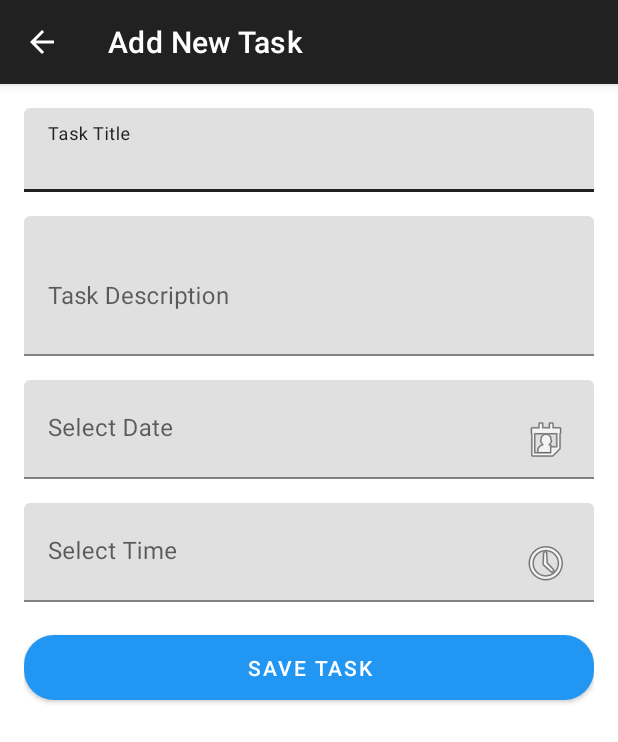
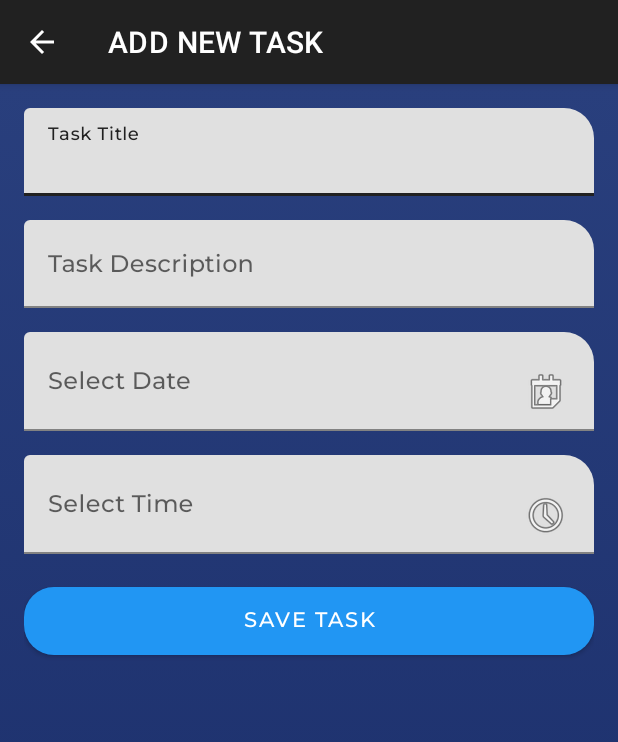
Before and after one commit to mazharidesky/Todo-list-Mobil, an Android app: the AddTaskActivity screen opened directly, with no data from a screen before it, on a phone screen of 412 x 824 dp. Shown: the top 742 px of the screen. Run offline under Robolectric (Android 15) with nearby library versions, the phone set to English and light mode, and no system bars.

Commit message:
fix: user interface

```diff
--- a/app/src/main/java/com/example/todolist/activities/AddTaskActivity.java
+++ b/app/src/main/java/com/example/todolist/activities/AddTaskActivity.java
@@ -43,7 +43,7 @@ public class AddTaskActivity extends AppCompatActivity {
 
         if (getSupportActionBar() != null) {
             getSupportActionBar().setDisplayHomeAsUpEnabled(true);
-            getSupportActionBar().setTitle("Add New Task");
+            getSupportActionBar().setTitle("ADD NEW TASK");
         }
     }
 
--- a/app/src/main/java/com/example/todolist/activities/MainActivity.java
+++ b/app/src/main/java/com/example/todolist/activities/MainActivity.java
@@ -4,6 +4,7 @@ import android.content.Intent;
 import android.content.pm.PackageManager;
 import android.os.Build;
 import android.os.Bundle;
+import android.view.View;
 import android.widget.Button;
 import androidx.appcompat.app.AppCompatActivity;
 import com.example.todolist.R;
@@ -14,6 +15,7 @@ public class MainActivity extends AppCompatActivity {
     protected void onCreate(Bundle savedInstanceState) {
         super.onCreate(savedInstanceState);
         setContentView(R.layout.activity_main);
+        getSupportActionBar().setTitle("TO DO LIST");
 
         Button addTaskBtn = findViewById(R.id.btnAddTask);
         Button viewTasksBtn = findViewById(R.id.btnViewTasks);
--- a/app/src/main/java/com/example/todolist/activities/TaskFilterActivity.java
+++ b/app/src/main/java/com/example/todolist/activities/TaskFilterActivity.java
@@ -33,7 +33,7 @@ public class TaskFilterActivity extends AppCompatActivity {
         // Set up action bar
         if (getSupportActionBar() != null) {
             getSupportActionBar().setDisplayHomeAsUpEnabled(true);
-            getSupportActionBar().setTitle("Task Statistics");
+            getSupportActionBar().setTitle("TASK STATISTICS");
         }
 
         // Initialize views
--- a/app/src/main/java/com/example/todolist/activities/TaskListActivity.java
+++ b/app/src/main/java/com/example/todolist/activities/TaskListActivity.java
@@ -24,7 +24,7 @@ public class TaskListActivity extends AppCompatActivity {
         // Set up action bar
         if (getSupportActionBar() != null) {
             getSupportActionBar().setDisplayHomeAsUpEnabled(true);
-            getSupportActionBar().setTitle("Task List");
+            getSupportActionBar().setTitle("TASK LIST");
         }
         // Initialize RecyclerView
         tasksRecyclerView = findViewById(R.id.tasksRecyclerView);
--- /dev/null
+++ b/app/src/main/res/drawable/background.xml
@@ -0,0 +1,12 @@
+<?xml version="1.0" encoding="utf-8"?>
+<selector xmlns:android="http://schemas.android.com/apk/res/android">
+    <item>
+        <shape>
+            <gradient
+                android:angle="90"
+                android:startColor="#182B67"
+                android:endColor="#293F7D"
+                android:type="linear" />
+        </shape>
+    </item>
+</selector>
--- a/app/src/main/res/layout/activity_add_task.xml
+++ b/app/src/main/res/layout/activity_add_task.xml
@@ -4,38 +4,46 @@
     android:layout_height="match_parent"
     xmlns:app="http://schemas.android.com/apk/res-auto"
     android:orientation="vertical"
-    android:padding="16dp">
+    android:padding="16dp"
+    android:background="@drawable/background"
+    >
 
     <com.google.android.material.textfield.TextInputLayout
         android:layout_width="match_parent"
         android:layout_height="wrap_content"
-        android:layout_marginBottom="16dp">
+        android:layout_marginBottom="16dp"
+        app:boxCornerRadiusTopEnd="20dp">
 
         <com.google.android.material.textfield.TextInputEditText
             android:id="@+id/taskInput"
             android:layout_width="match_parent"
             android:layout_height="wrap_content"
-            android:hint="Task Title"/>
+            android:inputType="textCapWords"
+            android:hint="Task Title"
+            android:fontFamily="@font/montserrat_medium"/>
     </com.google.android.material.textfield.TextInputLayout>
 
     <com.google.android.material.textfield.TextInputLayout
         android:layout_width="match_parent"
         android:layout_height="wrap_content"
-        android:layout_marginBottom="16dp">
+        android:layout_marginBottom="16dp"
+        app:boxCornerRadiusTopEnd="20dp">
 
         <com.google.android.material.textfield.TextInputEditText
             android:id="@+id/taskDescription"
             android:layout_width="match_parent"
             android:layout_height="wrap_content"
             android:hint="Task Description"
-            android:inputType="textMultiLine"
-            android:minLines="3"/>
+            android:inputType="textCapWords"
+            android:minLines="3"
+            android:fontFamily="@font/montserrat_medium"/>
     </com.google.android.material.textfield.TextInputLayout>
 
     <com.google.android.material.textfield.TextInputLayout
         android:layout_width="match_parent"
         android:layout_height="wrap_content"
-        android:layout_marginBottom="16dp">
+        android:layout_marginBottom="16dp"
+        app:boxCornerRadiusTopEnd="20dp">
 
         <com.google.android.material.textfield.TextInputEditText
             android:id="@+id/dateInput"
@@ -43,13 +51,15 @@
             android:layout_height="wrap_content"
             android:hint="Select Date"
             android:focusable="false"
+            android:fontFamily="@font/montserrat_medium"
             android:drawableEnd="@android:drawable/ic_menu_my_calendar"/>
     </com.google.android.material.textfield.TextInputLayout>
 
     <com.google.android.material.textfield.TextInputLayout
         android:layout_width="match_parent"
         android:layout_height="wrap_content"
-        android:layout_marginBottom="16dp">
+        android:layout_marginBottom="16dp"
+        app:boxCornerRadiusTopEnd="20dp">
 
         <com.google.android.material.textfield.TextInputEditText
             android:id="@+id/timeInput"
@@ -57,6 +67,7 @@
             android:layout_height="wrap_content"
             android:hint="Select Time"
             android:focusable="false"
+            android:fontFamily="@font/montserrat_medium"
             android:drawableEnd="@android:drawable/ic_menu_recent_history"/>
     </com.google.android.material.textfield.TextInputLayout>
 
@@ -66,6 +77,7 @@
         android:layout_height="wrap_content"
         android:text="Save Task"
         android:padding="12dp"
+        android:fontFamily="@font/montserrat_medium"
         app:backgroundTint="@color/primary_color"
         app:cornerRadius="20dp"/>
 
--- a/app/src/main/res/layout/activity_task_list.xml
+++ b/app/src/main/res/layout/activity_task_list.xml
@@ -2,11 +2,14 @@
 <LinearLayout xmlns:android="http://schemas.android.com/apk/res/android"
     android:layout_width="match_parent"
     android:layout_height="match_parent"
-    android:orientation="vertical">
+    android:orientation="vertical"
+    android:background="@drawable/background"
+    android:fontFamily="@font/montserrat_medium">
 
     <androidx.recyclerview.widget.RecyclerView
         android:id="@+id/tasksRecyclerView"
         android:layout_width="match_parent"
+        android:fontFamily="@font/montserrat_medium"
         android:layout_height="match_parent"
         android:padding="8dp"
         android:clipToPadding="false"/>
--- a/app/src/main/res/layout/task_item.xml
+++ b/app/src/main/res/layout/task_item.xml
@@ -5,6 +5,7 @@
     android:layout_height="wrap_content"
     android:layout_marginBottom="8dp"
     android:layout_marginHorizontal="8dp"
+    android:background="@drawable/background"
     app:cardCornerRadius="8dp"
     app:cardElevation="4dp">
 
@@ -22,6 +23,7 @@
 
         <LinearLayout
             android:layout_width="0dp"
+            android:fontFamily="@font/montserrat_medium"
             android:layout_height="wrap_content"
             android:layout_weight="1"
             android:orientation="vertical"
@@ -33,12 +35,14 @@
                 android:layout_width="match_parent"
                 android:layout_height="wrap_content"
                 android:textSize="16sp"
+                android:fontFamily="@font/montserrat_medium"
                 android:textStyle="bold"
                 android:textColor="@android:color/black" />
 
             <TextView
                 android:id="@+id/taskDescription"
                 android:layout_width="match_parent"
+                android:fontFamily="@font/montserrat_medium"
                 android:layout_height="wrap_content"
                 android:textSize="14sp"
                 android:textColor="@android:color/darker_gray"
```
Also changed, not shown: app/src/main/res/font/resourcefont.xml (added, +11 -0 lines), app/src/main/res/layout/activity_main.xml (+15 -3 lines), app/src/main/res/layout/activity_task_filter.xml (+12 -1 lines), app/src/main/res/drawable/checklist.jpg (added), app/src/main/res/drawable/lala.png (added), app/src/main/res/font/montserrat_bold.ttf (added), app/src/main/res/font/montserrat_medium.ttf (added), app/src/main/res/font/montserrat_semibold.ttf (added).
